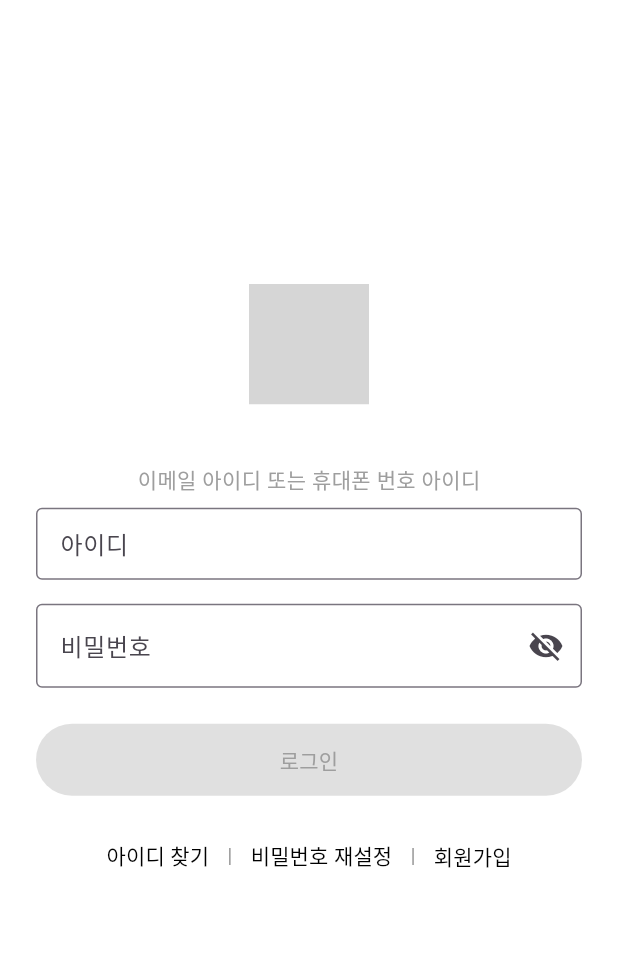
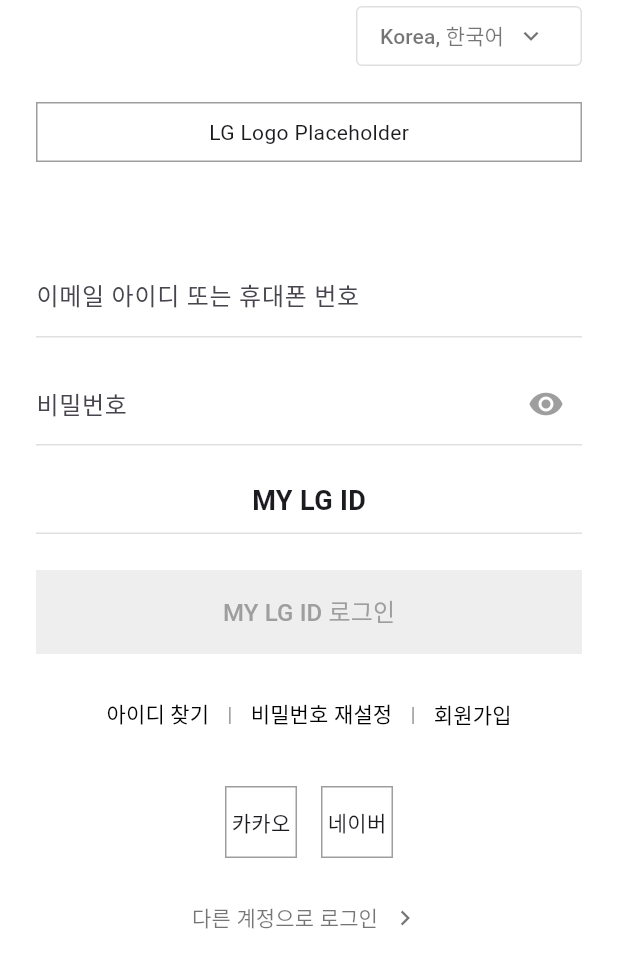
Before and after one commit to 5MinHaAll/5minha_lg-newzen, a Flutter app: the screen it shows after launch, on a phone screen of 412 x 824 dp. Shown: the top 968 px of the screen. Run offline on Flutter 3.47's test engine with Material 3 defaults, Android fonts, the phone set to English and light mode, and no system bars; our stand-ins replace camera, flutter_svg; missing offline and left inert: flutter_tflite; project files that could hold a hidden picture were left out; grey boxes are pictures that could not be loaded.

Commit message:
1121 작업 사항

```diff
--- a/lib/login.dart
+++ b/lib/login.dart
@@ -1,9 +1,6 @@
 import 'package:flutter/material.dart';
 import 'package:flutter_svg/flutter_svg.dart';
 import 'home.dart';
-import 'package:newzen/home.dart';
-
-import 'main.dart';
 
 class Login extends StatefulWidget {
   const Login({Key? key}) : super(key: key);
@@ -15,129 +12,259 @@ class Login extends StatefulWidget {
 class _LoginState extends State<Login> {
   final TextEditingController userIdController = TextEditingController();
   final TextEditingController passwordController = TextEditingController();
-  bool isPasswordVisible = false; // 비밀번호 표시 상태 관리
+  bool isPasswordVisible = false;
+  bool get isFormFilled =>
+      userIdController.text.isNotEmpty && passwordController.text.isNotEmpty;
 
   @override
   Widget build(BuildContext context) {
     return Scaffold(
       backgroundColor: Colors.white,
-      body: Center(
+      body: SafeArea(
         child: Padding(
           padding: const EdgeInsets.symmetric(horizontal: 24.0),
           child: Column(
-            mainAxisSize: MainAxisSize.min, // 중앙 정렬을 위해 최소 크기로 설정
+            crossAxisAlignment: CrossAxisAlignment.stretch,
             children: [
-              // LG 로고
-              SvgPicture.asset(
-                "images/lg logo.svg", // SVG 파일 경로
-                height: 80, // 높이 설정
+              // Language Selector
+              Align(
+                alignment: Alignment.centerRight,
+                child: OutlinedButton.icon(
+                  onPressed: () {},
+                  icon: const Text(
+                    'Korea, 한국어',
+                    style: TextStyle(
+                      color: Colors.black54,
+                      fontSize: 14,
+                    ),
+                  ),
+                  label: const Icon(
+                    Icons.keyboard_arrow_down,
+                    color: Colors.black54,
+                    size: 20,
+                  ),
+                  style: OutlinedButton.styleFrom(
+                    side: BorderSide(color: Colors.grey.shade300),
+                    shape: RoundedRectangleBorder(
+                      borderRadius: BorderRadius.circular(4),
+                    ),
+                  ),
+                ),
               ),
-              const SizedBox(height: 40),
-              // 안내 텍스트
-              const Text(
-                "이메일 아이디 또는 휴대폰 번호 아이디",
-                style: TextStyle(color: Colors.grey, fontSize: 14),
+
+              const SizedBox(height: 20),
+
+              // LG Logo Placeholder
+              Container(
+                height: 40,
+                decoration: BoxDecoration(
+                  border: Border.all(color: Colors.grey),
+                ),
+                child: const Center(
+                  child: Text('LG Logo Placeholder'),
+                ),
               ),
-              const SizedBox(height: 8),
-              // 아이디 입력 필드
+
+              const SizedBox(height: 60),
+
+              // ID TextField
               TextField(
                 controller: userIdController,
                 decoration: InputDecoration(
-                  border: const OutlineInputBorder(),
-                  hintText: "아이디",
-                  contentPadding:
-                  const EdgeInsets.symmetric(vertical: 12, horizontal: 12),
+                  hintText: '이메일 아이디 또는 휴대폰 번호',
+                  border: const UnderlineInputBorder(),
+                  enabledBorder: UnderlineInputBorder(
+                    borderSide: BorderSide(color: Colors.grey.shade300),
+                  ),
+                  focusedBorder: UnderlineInputBorder(
+                    borderSide: BorderSide(color: Colors.grey.shade400),
+                  ),
+                  contentPadding: const EdgeInsets.symmetric(vertical: 16),
                 ),
+                onChanged: (_) => setState(() {}),
               ),
+
               const SizedBox(height: 16),
-              // 비밀번호 입력 필드
+
+              // Password TextField
               TextField(
                 controller: passwordController,
-                obscureText: !isPasswordVisible, // 비밀번호 표시 여부
+                obscureText: !isPasswordVisible,
                 decoration: InputDecoration(
-                  labelText: "비밀번호",
-                  border: const OutlineInputBorder(),
+                  hintText: '비밀번호',
+                  border: const UnderlineInputBorder(),
+                  enabledBorder: UnderlineInputBorder(
+                    borderSide: BorderSide(color: Colors.grey.shade300),
+                  ),
+                  focusedBorder: UnderlineInputBorder(
+                    borderSide: BorderSide(color: Colors.grey.shade400),
+                  ),
+                  contentPadding: const EdgeInsets.symmetric(vertical: 16),
                   suffixIcon: IconButton(
                     icon: Icon(
-                      isPasswordVisible
-                          ? Icons.visibility // 비밀번호 표시 아이콘
-                          : Icons.visibility_off, // 비밀번호 숨김 아이콘
+                      isPasswordVisible ? Icons.visibility_off : Icons.visibility,
+                      color: Colors.grey,
                     ),
                     onPressed: () {
                       setState(() {
-                        isPasswordVisible = !isPasswordVisible; // 상태 변경
+                        isPasswordVisible = !isPasswordVisible;
                       });
                     },
                   ),
                 ),
+                onChanged: (_) => setState(() {}),
               ),
+
               const SizedBox(height: 24),
-              // 로그인 버튼
+
+              // MY LG ID Text
+              const Center(
+                child: Text(
+                  'MY LG ID',
+                  style: TextStyle(
+                    fontSize: 18,
+                    fontWeight: FontWeight.bold,
+                  ),
+                ),
+              ),
+
+              const SizedBox(height: 8),
+
+              // Divider Line
+              Container(
+                height: 1,
+                color: Colors.grey.shade300,
+              ),
+
+              const SizedBox(height: 24),
+
+              // Login Button
               ElevatedButton(
                 onPressed: () {
-                  // 로그인 처리 로직 추가
-                  // Navigator.of(context).push(
                   if (userIdController.text == "test" &&
-                      passwordController.text == "test")
+                      passwordController.text == "test") {
                     Navigator.of(context).pushReplacement(
                       MaterialPageRoute(
-                          builder: (_) =>
-                              Home(
-                                title: 'Flutter Demo Home Page', userId: userIdController.text,)),
+                        builder: (_) => Home(
+                          title: 'Flutter Demo Home Page',
+                          userId: userIdController.text,
+                        ),
+                      ),
                     );
-                  else
+                  } else {
                     showDialog(
-                        context: context,
-                        builder: (context) {
-                          return AlertDialog(content: Text(
-                              "아이디가 존재하지 않거나 비밀번호가 일치하지 않습니다."),);
-                        }
+                      context: context,
+                      builder: (context) {
+                        return const AlertDialog(
+                          content: Text("아이디가 존재하지 않거나 비밀번호가 일치하지 않습니다."),
+                        );
+                      },
                     );
+                  }
                 },
                 style: ElevatedButton.styleFrom(
-                  foregroundColor: Colors.grey, backgroundColor: Colors.grey[300], // 텍스트 색상
-                  minimumSize: const Size(double.infinity, 48), // 버튼 크기
-                  elevation: 0, // 그림자 제거
+                  backgroundColor: isFormFilled
+                      ? const Color(0xFFA50034)
+                      : Colors.grey.shade200,
+                  foregroundColor:
+                  isFormFilled ? Colors.white : Colors.grey.shade500,
+                  elevation: 0,
+                  padding: const EdgeInsets.symmetric(vertical: 16),
+                  shape: const RoundedRectangleBorder(
+                    borderRadius: BorderRadius.zero,
+                  ),
                 ),
-                child: const Text("로그인"),
+                child: const Text(
+                  'MY LG ID 로그인',
+                  style: TextStyle(
+                    fontSize: 16,
+                    fontWeight: FontWeight.w500,
+                  ),
+                ),
               ),
+
               const SizedBox(height: 16),
-              // 아이디 찾기, 비밀번호 재설정, 회원가입
+
+              // Find ID, Reset Password, Sign Up buttons
               Row(
                 mainAxisAlignment: MainAxisAlignment.center,
                 children: [
                   TextButton(
-                    onPressed: () {
-                      // 아이디 찾기 로직
-                    },
+                    onPressed: () {},
                     child: const Text(
                       "아이디 찾기",
-                      style: TextStyle(color: Colors.black),
+                      style: TextStyle(color: Colors.black, fontSize: 14),
                     ),
                   ),
                   const Text("|", style: TextStyle(color: Colors.grey)),
                   TextButton(
-                    onPressed: () {
-                      // 비밀번호 재설정 로직
-                    },
+                    onPressed: () {},
                     child: const Text(
                       "비밀번호 재설정",
-                      style: TextStyle(color: Colors.black),
+                      style: TextStyle(color: Colors.black, fontSize: 14),
                     ),
                   ),
                   const Text("|", style: TextStyle(color: Colors.grey)),
                   TextButton(
-                    onPressed: () {
-                      // 회원가입 로직
-                    },
+                    onPressed: () {},
                     child: const Text(
                       "회원가입",
-                      style: TextStyle(color: Colors.black),
+                      style: TextStyle(color: Colors.black, fontSize: 14),
                     ),
                   ),
                 ],
               ),
-              const SizedBox(height: 40),
+
+              const SizedBox(height: 24),
+
+              // Social Login Placeholders
+              Row(
+                mainAxisAlignment: MainAxisAlignment.center,
+                children: [
+                  Container(
+                    width: 48,
+                    height: 48,
+                    decoration: BoxDecoration(
+                      border: Border.all(color: Colors.grey),
+                    ),
+                    child: const Center(
+                      child: Text('카카오'),
+                    ),
+                  ),
+                  const SizedBox(width: 16),
+                  Container(
+                    width: 48,
+                    height: 48,
+                    decoration: BoxDecoration(
+                      border: Border.all(color: Colors.grey),
+                    ),
+                    child: const Center(
+                      child: Text('네이버'),
+                    ),
+                  ),
+                ],
+              ),
+
+              const SizedBox(height: 16),
+
+              // Other Login Options
+              Center(
+                child: TextButton.icon(
+                  onPressed: () {},
+                  icon: const Text(
+                    '다른 계정으로 로그인',
+                    style: TextStyle(
+                      color: Colors.black54,
+                      fontSize: 14,
+                    ),
+                  ),
+                  label: const Icon(
+                    Icons.chevron_right,
+                    color: Colors.black54,
+                    size: 20,
+                  ),
+                ),
+              ),
             ],
           ),
         ),
--- /dev/null
+++ b/lib/theme/app_colors.dart
@@ -0,0 +1,27 @@
+import 'package:flutter/material.dart';
+
+class AppColors {
+  // Brand Colors
+  static const Color primary = Color(0xFF0096AA);
+  static const Color secondary = Color(0xFFA50034);
+  static const Color tertiary = Color(0xFF405675);
+  static const Color alternate = Color(0xFFE6E6E6);
+
+  // Utility Colors
+  static const Color primaryText = Color(0xFF111111);
+  static const Color secondaryText = Color(0xFF57636C);
+  static const Color primaryBackground = Color(0xFFFFFFFF);
+  static const Color secondaryBackground = Color(0xFFEFF1F5);
+
+  // Accent Colors
+  static const Color accent1 = Color(0xFF02A498);
+  static const Color accent2 = Color(0xFF0096AA);
+  static const Color accent3 = Color(0xFFFD312E);
+  static const Color accent4 = Color(0xFFDEE0E4);
+
+  // Semantic Colors
+  static const Color success = Color(0xFF30AD6B);
+  static const Color error = Color(0xFFEB4141);
+  static const Color warning = Color(0xFFEA9703);
+  static const Color info = Color(0xFF0096AA);
+}
```
Also changed, not shown: pubspec.yaml (+0 -35 lines), pubspec.lock, 1 other file.
